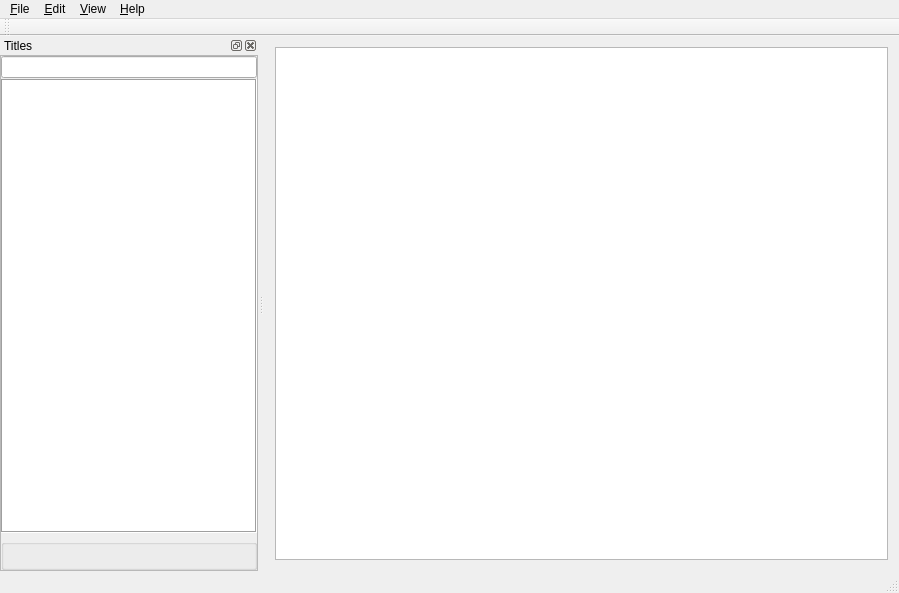
Qt form mainwindow.ui (ijprest/GCDCollector) before a commit.
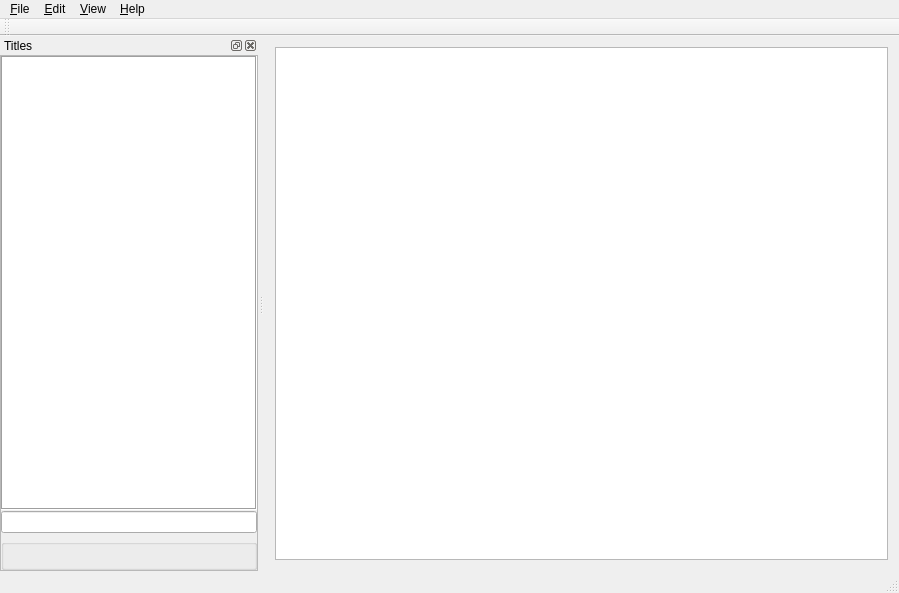
The same form after that commit. Custom widgets are drawn as their Qt base class.

Commit message: better editing of the spreadsheet; added an 'owned' checkbox

```diff
--- a/mainwindow.ui
+++ b/mainwindow.ui
@@ -147,9 +147,6 @@
            <property name="margin">
             <number>0</number>
            </property>
-           <item>
-            <widget class="TimedLineEdit" name="filterEdit"/>
-           </item>
            <item>
             <widget class="SeriesList" name="comicTitles">
              <property name="frameShape">
@@ -199,6 +196,9 @@
              </attribute>
             </widget>
            </item>
+           <item>
+            <widget class="TimedLineEdit" name="filterEdit"/>
+           </item>
           </layout>
          </widget>
         </item>
```
Left out of the diff: 51 changed lines with no effect on the pictures. The commit also changes 3 other files.
